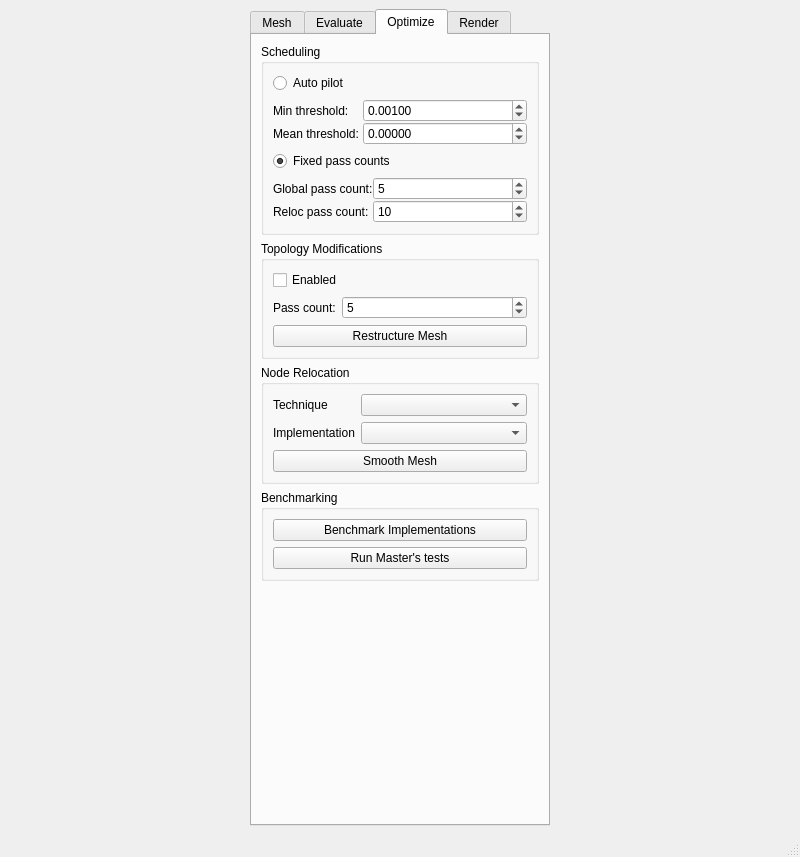
Old version of the form UserInterface/MainWindow.ui in the repository wibus/GpuMesh.
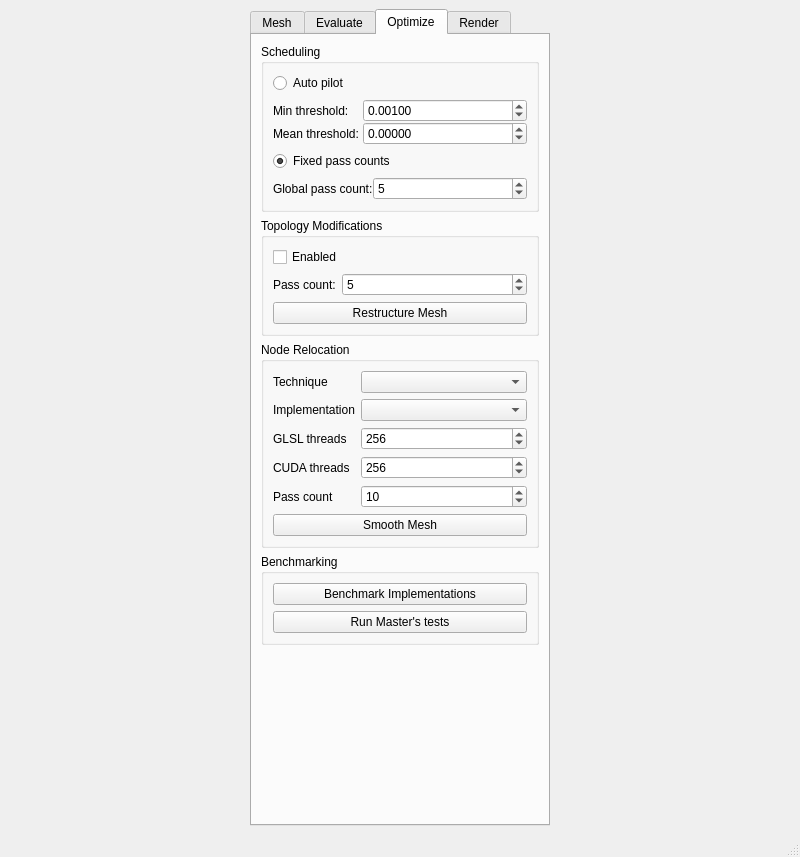
New version of the form. The open tabs and pages were chosen to show the change.

What changed in the file:
```diff
--- a/UserInterface/MainWindow.ui
+++ b/UserInterface/MainWindow.ui
@@ -481,13 +481,6 @@
                 </property>
                </widget>
               </item>
-              <item row="2" column="0">
-               <widget class="QLabel" name="scheduleRelocPassCountLabel">
-                <property name="text">
-                 <string>Reloc pass count:</string>
-                </property>
-               </widget>
-              </item>
               <item row="0" column="1">
                <widget class="QSpinBox" name="scheduleGlobalPassCountSpin">
                 <property name="minimum">
@@ -498,19 +491,6 @@
                 </property>
                </widget>
               </item>
-              <item row="2" column="1">
-               <widget class="QSpinBox" name="scheduleRelocPassCountSpin">
-                <property name="minimum">
-                 <number>1</number>
-                </property>
-                <property name="maximum">
-                 <number>500</number>
-                </property>
-                <property name="value">
-                 <number>10</number>
-                </property>
-               </widget>
-              </item>
              </layout>
             </widget>
            </item>
@@ -592,13 +572,73 @@
            <item row="1" column="1">
             <widget class="QComboBox" name="smoothingImplementationMenu"/>
            </item>
-           <item row="2" column="0" colspan="2">
+           <item row="5" column="0" colspan="2">
             <widget class="QPushButton" name="smoothMeshButton">
              <property name="text">
               <string>Smooth Mesh</string>
              </property>
             </widget>
            </item>
+           <item row="4" column="0">
+            <widget class="QLabel" name="scheduleRelocPassCountLabel">
+             <property name="text">
+              <string>Pass count</string>
+             </property>
+            </widget>
+           </item>
+           <item row="4" column="1">
+            <widget class="QSpinBox" name="scheduleRelocPassCountSpin">
+             <property name="minimum">
+              <number>1</number>
+             </property>
+             <property name="maximum">
+              <number>500</number>
+             </property>
+             <property name="value">
+              <number>10</number>
+             </property>
+            </widget>
+           </item>
+           <item row="2" column="0">
+            <widget class="QLabel" name="relocGlslThreadCountLabel">
+             <property name="text">
+              <string>GLSL threads</string>
+             </property>
+            </widget>
+           </item>
+           <item row="3" column="0">
+            <widget class="QLabel" name="relocCudaThreadCountLabel">
+             <property name="text">
+              <string>CUDA threads</string>
+             </property>
+            </widget>
+           </item>
+           <item row="2" column="1">
+            <widget class="QSpinBox" name="relocGlslThreadCountSpin">
+             <property name="minimum">
+              <number>1</number>
+             </property>
+             <property name="maximum">
+              <number>1024</number>
+             </property>
+             <property name="value">
+              <number>256</number>
+             </property>
+            </widget>
+           </item>
+           <item row="3" column="1">
+            <widget class="QSpinBox" name="relocCudaThreadCountSpin">
+             <property name="minimum">
+              <number>1</number>
+             </property>
+             <property name="maximum">
+              <number>1024</number>
+             </property>
+             <property name="value">
+              <number>256</number>
+             </property>
+            </widget>
+           </item>
           </layout>
          </widget>
         </item>
```
Left out of the diff: 30 changed lines with no effect on the pictures.
